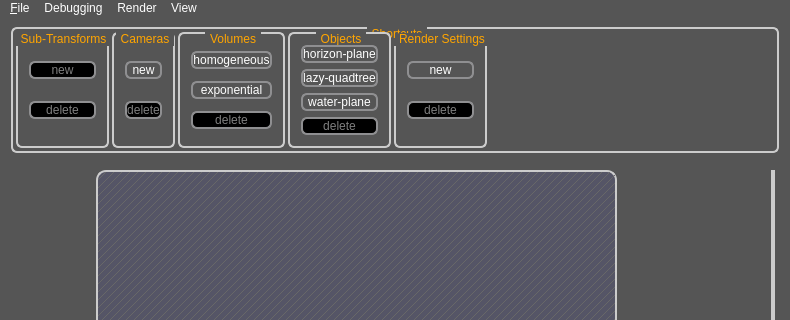
Above: qt-frontend/SimplexGui/mainwindow.ui from phresnel/picogen before the change; both pictures show x 0 to 790 and y 0 to 320 of the 790 by 552 pixel window. Below: the same form after it.
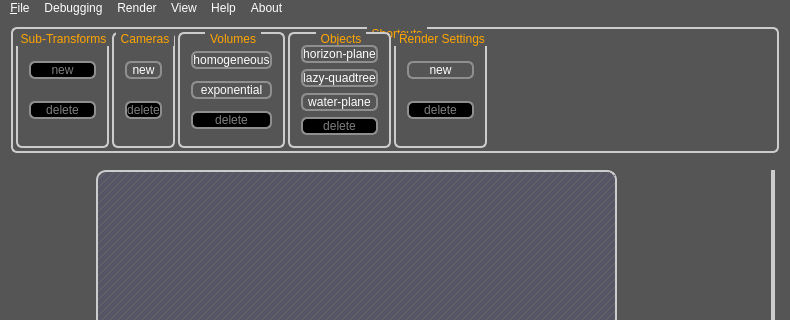
That is the form after the change. Icons and pictures are not drawn. Custom widgets are drawn as their Qt base class.

Commit message: show build information

The edit to the form file:
```diff
--- a/qt-frontend/SimplexGui/mainwindow.ui
+++ b/qt-frontend/SimplexGui/mainwindow.ui
@@ -687,10 +687,23 @@
     <addaction name="actionShow_Command_Pile"/>
     <addaction name="actionMaximize"/>
    </widget>
+   <widget class="QMenu" name="menuHelp">
+    <property name="title">
+     <string>Help</string>
+    </property>
+   </widget>
+   <widget class="QMenu" name="menuAbout">
+    <property name="title">
+     <string>About</string>
+    </property>
+    <addaction name="actionShow_compiler"/>
+   </widget>
    <addaction name="menu_File"/>
    <addaction name="menuDebugging"/>
    <addaction name="menuRender"/>
    <addaction name="menuView"/>
+   <addaction name="menuHelp"/>
+   <addaction name="menuAbout"/>
   </widget>
   <action name="actionShow_redshift_job_code">
    <property name="text">
```
Left out of the diff: 11 changed lines with no effect on the pictures. The commit also changes 2 other files.
